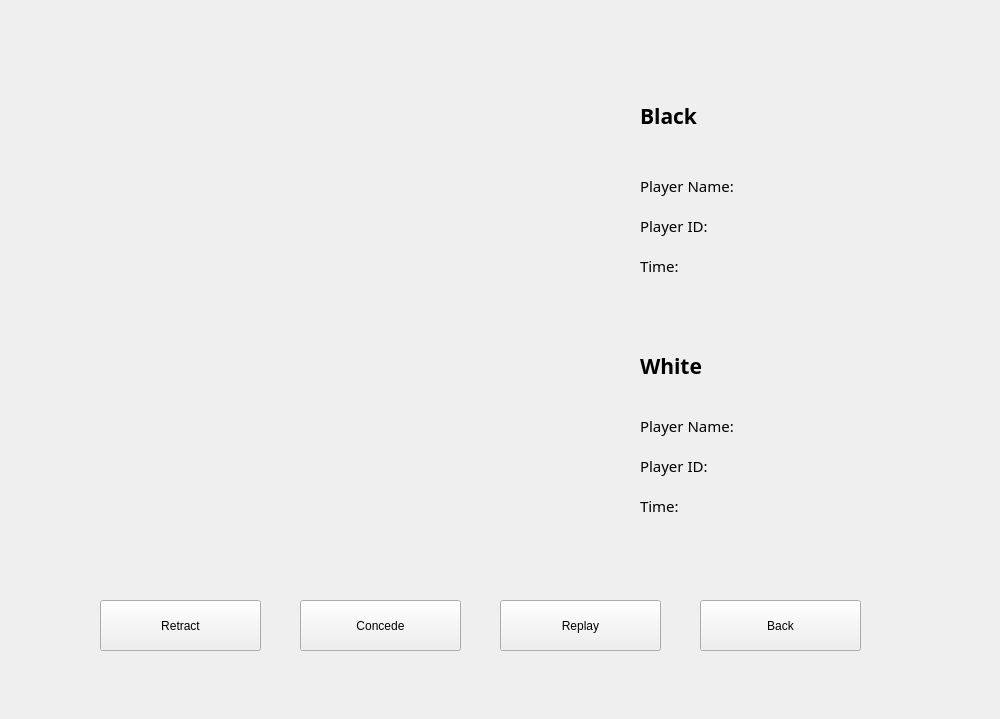
First picture: the form in gobang-client/local/game.ui, repository Dionysen/gobang, before the edit.
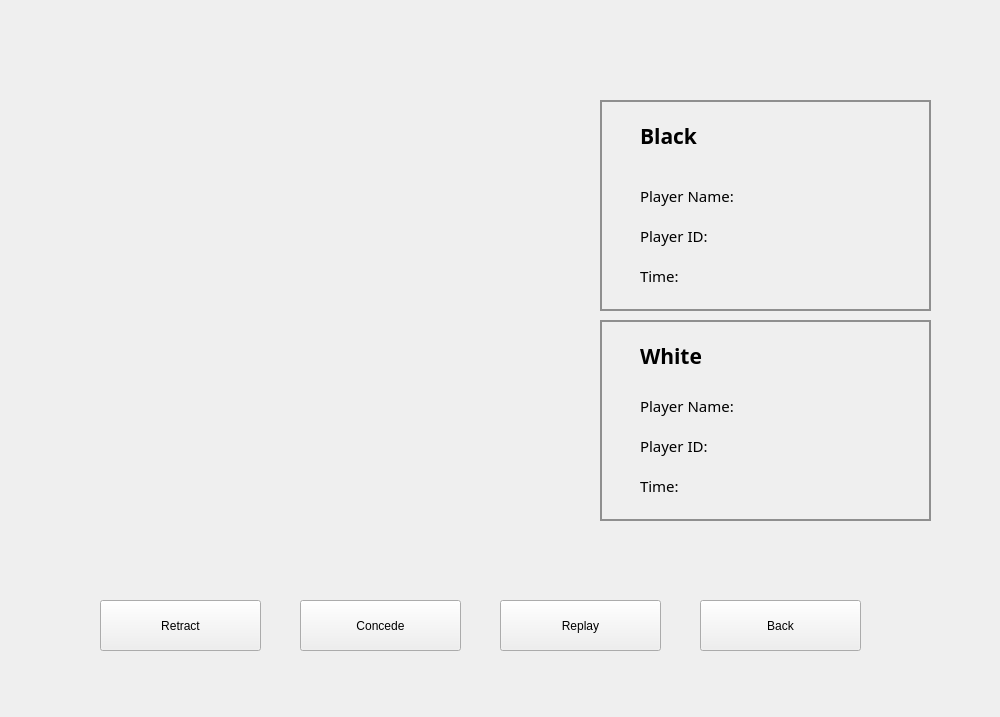
Second picture: the form after the edit.

The edit to the form file:
```diff
--- a/gobang-client/local/game.ui
+++ b/gobang-client/local/game.ui
@@ -7,7 +7,7 @@
     <x>0</x>
     <y>0</y>
     <width>1000</width>
-    <height>719</height>
+    <height>717</height>
    </rect>
   </property>
   <property name="windowTitle">
@@ -17,7 +17,7 @@
    <property name="geometry">
     <rect>
      <x>640</x>
-     <y>100</y>
+     <y>120</y>
      <width>241</width>
      <height>31</height>
     </rect>
@@ -38,7 +38,7 @@
    <property name="geometry">
     <rect>
      <x>640</x>
-     <y>350</y>
+     <y>340</y>
      <width>241</width>
      <height>31</height>
     </rect>
@@ -59,7 +59,7 @@
    <property name="geometry">
     <rect>
      <x>640</x>
-     <y>170</y>
+     <y>180</y>
      <width>241</width>
      <height>31</height>
     </rect>
@@ -80,7 +80,7 @@
    <property name="geometry">
     <rect>
      <x>640</x>
-     <y>250</y>
+     <y>260</y>
      <width>241</width>
      <height>31</height>
     </rect>
@@ -101,7 +101,7 @@
    <property name="geometry">
     <rect>
      <x>640</x>
-     <y>490</y>
+     <y>470</y>
      <width>241</width>
      <height>31</height>
     </rect>
@@ -122,7 +122,7 @@
    <property name="geometry">
     <rect>
      <x>640</x>
-     <y>410</y>
+     <y>390</y>
      <width>241</width>
      <height>31</height>
     </rect>
@@ -143,7 +143,7 @@
    <property name="geometry">
     <rect>
      <x>640</x>
-     <y>210</y>
+     <y>220</y>
      <width>241</width>
      <height>31</height>
     </rect>
@@ -164,7 +164,7 @@
    <property name="geometry">
     <rect>
      <x>640</x>
-     <y>450</y>
+     <y>430</y>
      <width>241</width>
      <height>31</height>
     </rect>
@@ -233,6 +233,48 @@
     <string>Back</string>
    </property>
   </widget>
+  <widget class="QPushButton" name="blackTurnPtn">
+   <property name="enabled">
+    <bool>false</bool>
+   </property>
+   <property name="geometry">
+    <rect>
+     <x>600</x>
+     <y>100</y>
+     <width>331</width>
+     <height>211</height>
+    </rect>
+   </property>
+   <property name="styleSheet">
+    <string notr="true">background-color: rgba(0, 0, 0, 0);
+border:2px solid ;
+border-color: rgb(143, 143, 143);</string>
+   </property>
+   <property name="text">
+    <string/>
+   </property>
+  </widget>
+  <widget class="QPushButton" name="whiteTurnPtn">
+   <property name="enabled">
+    <bool>false</bool>
+   </property>
+   <property name="geometry">
+    <rect>
+     <x>600</x>
+     <y>320</y>
+     <width>331</width>
+     <height>201</height>
+    </rect>
+   </property>
+   <property name="styleSheet">
+    <string notr="true">background-color: rgba(0, 0, 0, 0);
+border:2px solid ;
+border-color: rgb(143, 143, 143);</string>
+   </property>
+   <property name="text">
+    <string/>
+   </property>
+  </widget>
  </widget>
  <resources/>
  <connections/>
```
